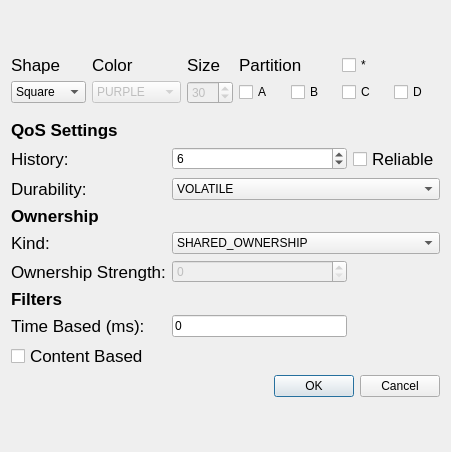
eProsima/Fast-DDS, file utils/ShapesDemo/forms/subscribedialog.ui: the form before one commit.
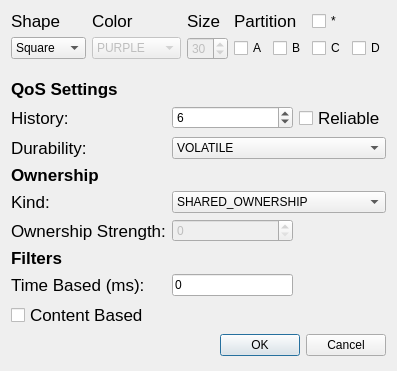
The form after the commit.

```diff
--- a/utils/ShapesDemo/forms/subscribedialog.ui
+++ b/utils/ShapesDemo/forms/subscribedialog.ui
@@ -6,8 +6,8 @@
    <rect>
     <x>0</x>
     <y>0</y>
-    <width>451</width>
-    <height>452</height>
+    <width>382</width>
+    <height>371</height>
    </rect>
   </property>
   <property name="sizePolicy">
@@ -21,263 +21,6 @@
   </property>
   <layout class="QVBoxLayout" name="verticalLayout">
    <item>
-    <layout class="QGridLayout" name="gridLayout" rowstretch="0,0,0,1,0">
-     <item row="3" column="0">
-      <layout class="QGridLayout" name="gridLayout_5">
-       <item row="3" column="1">
-        <widget class="QLabel" name="label_11">
-         <property name="font">
-          <font>
-           <pointsize>13</pointsize>
-          </font>
-         </property>
-         <property name="text">
-          <string>Kind:</string>
-         </property>
-         <property name="textFormat">
-          <enum>Qt::AutoText</enum>
-         </property>
-        </widget>
-       </item>
-       <item row="0" column="3">
-        <widget class="QCheckBox" name="checkBox_reliable">
-         <property name="font">
-          <font>
-           <pointsize>13</pointsize>
-          </font>
-         </property>
-         <property name="text">
-          <string>Reliable</string>
-         </property>
-         <property name="checked">
-          <bool>false</bool>
-         </property>
-        </widget>
-       </item>
-       <item row="0" column="2">
-        <widget class="QSpinBox" name="spin_HistoryQos">
-         <property name="minimum">
-          <number>1</number>
-         </property>
-         <property name="maximum">
-          <number>200</number>
-         </property>
-         <property name="value">
-          <number>6</number>
-         </property>
-        </widget>
-       </item>
-       <item row="1" column="2" colspan="2">
-        <widget class="QComboBox" name="comboBox_durability">
-         <property name="currentIndex">
-          <number>0</number>
-         </property>
-         <item>
-          <property name="text">
-           <string>VOLATILE</string>
-          </property>
-         </item>
-         <item>
-          <property name="text">
-           <string>TRANSIENT_LOCAL</string>
-          </property>
-         </item>
-        </widget>
-       </item>
-       <item row="4" column="2">
-        <widget class="QSpinBox" name="spin_ownershipStrength">
-         <property name="enabled">
-          <bool>false</bool>
-         </property>
-         <property name="minimum">
-          <number>0</number>
-         </property>
-         <property name="maximum">
-          <number>50</number>
-         </property>
-         <property name="value">
-          <number>0</number>
-         </property>
-        </widget>
-       </item>
-       <item row="5" column="1">
-        <widget class="QLabel" name="label_18">
-         <property name="sizePolicy">
-          <sizepolicy hsizetype="Preferred" vsizetype="Maximum">
-           <horstretch>0</horstretch>
-           <verstretch>0</verstretch>
-          </sizepolicy>
-         </property>
-         <property name="font">
-          <font>
-           <pointsize>13</pointsize>
-           <weight>75</weight>
-           <bold>true</bold>
-          </font>
-         </property>
-         <property name="text">
-          <string>Filters</string>
-         </property>
-         <property name="textFormat">
-          <enum>Qt::AutoText</enum>
-         </property>
-        </widget>
-       </item>
-       <item row="2" column="1">
-        <widget class="QLabel" name="label_17">
-         <property name="sizePolicy">
-          <sizepolicy hsizetype="Preferred" vsizetype="Maximum">
-           <horstretch>0</horstretch>
-           <verstretch>0</verstretch>
-          </sizepolicy>
-         </property>
-         <property name="font">
-          <font>
-           <pointsize>13</pointsize>
-           <weight>75</weight>
-           <bold>true</bold>
-          </font>
-         </property>
-         <property name="text">
-          <string>Ownership</string>
-         </property>
-         <property name="textFormat">
-          <enum>Qt::AutoText</enum>
-         </property>
-        </widget>
-       </item>
-       <item row="4" column="1">
-        <widget class="QLabel" name="label_12">
-         <property name="font">
-          <font>
-           <pointsize>13</pointsize>
-          </font>
-         </property>
-         <property name="text">
-          <string>Ownership Strength:</string>
-         </property>
-         <property name="textFormat">
-          <enum>Qt::AutoText</enum>
-         </property>
-        </widget>
-       </item>
-       <item row="1" column="1">
-        <widget class="QLabel" name="label_16">
-         <property name="font">
-          <font>
-           <pointsize>13</pointsize>
-          </font>
-         </property>
-         <property name="text">
-          <string>Durability:</string>
-         </property>
-         <property name="textFormat">
-          <enum>Qt::AutoText</enum>
-         </property>
-        </widget>
-       </item>
-       <item row="7" column="1">
-        <widget class="QCheckBox" name="checkBox_contentBasedFilter">
-         <property name="font">
-          <font>
-           <pointsize>13</pointsize>
-          </font>
-         </property>
-         <property name="text">
-          <string>Content Based</string>
-         </property>
-         <property name="checked">
-          <bool>false</bool>
-         </property>
-        </widget>
-       </item>
-       <item row="6" column="1">
-        <widget class="QLabel" name="label_19">
-         <property name="font">
-          <font>
-           <pointsize>13</pointsize>
-          </font>
-         </property>
-         <property name="text">
-          <string>Time Based (ms):</string>
-         </property>
-         <property name="textFormat">
-          <enum>Qt::AutoText</enum>
-         </property>
-        </widget>
-       </item>
-       <item row="0" column="1">
-        <widget class="QLabel" name="label_10">
-         <property name="font">
-          <font>
-           <pointsize>13</pointsize>
-          </font>
-         </property>
-         <property name="text">
-          <string>History:</string>
-         </property>
-         <property name="textFormat">
-          <enum>Qt::AutoText</enum>
-         </property>
-        </widget>
-       </item>
-       <item row="6" column="2">
-        <widget class="QLineEdit" name="lineEdit_TimeBasedFilter">
-         <property name="text">
-          <string>0</string>
-         </property>
-        </widget>
-       </item>
-       <item row="3" column="2" colspan="2">
-        <widget class="QComboBox" name="comboBox_ownership">
-         <item>
-          <property name="text">
-           <string>SHARED_OWNERSHIP</string>
-          </property>
-         </item>
-         <item>
-          <property name="text">
-           <string>EXCLUSIVE_OWNERSHIP</string>
-          </property>
-         </item>
-        </widget>
-       </item>
-      </layout>
-     </item>
-     <item row="4" column="0">
-      <widget class="QDialogButtonBox" name="buttonBox">
-       <property name="orientation">
-        <enum>Qt::Horizontal</enum>
-       </property>
-       <property name="standardButtons">
-        <set>QDialogButtonBox::Cancel|QDialogButtonBox::Ok</set>
-       </property>
-      </widget>
-     </item>
-     <item row="2" column="0">
-      <widget class="QLabel" name="label_9">
-       <property name="sizePolicy">
-        <sizepolicy hsizetype="Preferred" vsizetype="Maximum">
-         <horstretch>0</horstretch>
-         <verstretch>0</verstretch>
-        </sizepolicy>
-       </property>
-       <property name="font">
-        <font>
-         <pointsize>13</pointsize>
-         <weight>75</weight>
-         <bold>true</bold>
-        </font>
-       </property>
-       <property name="text">
-        <string>QoS Settings</string>
-       </property>
-       <property name="textFormat">
-        <enum>Qt::AutoText</enum>
-       </property>
-      </widget>
-     </item>
-     <item row="0" column="0">
       <layout class="QGridLayout" name="gridLayout_2">
        <property name="sizeConstraint">
         <enum>QLayout::SetMaximumSize</enum>
@@ -453,7 +196,7 @@
        </item>
       </layout>
      </item>
-     <item row="1" column="0">
+   <item>
       <spacer name="verticalSpacer">
        <property name="orientation">
         <enum>Qt::Vertical</enum>
@@ -464,13 +207,266 @@
        <property name="sizeHint" stdset="0">
         <size>
          <width>20</width>
-         <height>10</height>
+       <height>13</height>
         </size>
        </property>
       </spacer>
      </item>
+   <item>
+    <widget class="QLabel" name="label_9">
+     <property name="sizePolicy">
+      <sizepolicy hsizetype="Preferred" vsizetype="Maximum">
+       <horstretch>0</horstretch>
+       <verstretch>0</verstretch>
+      </sizepolicy>
+     </property>
+     <property name="font">
+      <font>
+       <pointsize>13</pointsize>
+       <weight>75</weight>
+       <bold>true</bold>
+      </font>
+     </property>
+     <property name="text">
+      <string>QoS Settings</string>
+     </property>
+     <property name="textFormat">
+      <enum>Qt::AutoText</enum>
+     </property>
+    </widget>
+   </item>
+   <item>
+    <layout class="QGridLayout" name="gridLayout_5">
+     <item row="3" column="1">
+      <widget class="QLabel" name="label_11">
+       <property name="font">
+        <font>
+         <pointsize>13</pointsize>
+        </font>
+       </property>
+       <property name="text">
+        <string>Kind:</string>
+       </property>
+       <property name="textFormat">
+        <enum>Qt::AutoText</enum>
+       </property>
+      </widget>
+     </item>
+     <item row="0" column="3">
+      <widget class="QCheckBox" name="checkBox_reliable">
+       <property name="font">
+        <font>
+         <pointsize>13</pointsize>
+        </font>
+       </property>
+       <property name="text">
+        <string>Reliable</string>
+       </property>
+       <property name="checked">
+        <bool>false</bool>
+       </property>
+      </widget>
+     </item>
+     <item row="0" column="2">
+      <widget class="QSpinBox" name="spin_HistoryQos">
+       <property name="minimum">
+        <number>1</number>
+       </property>
+       <property name="maximum">
+        <number>200</number>
+       </property>
+       <property name="value">
+        <number>6</number>
+       </property>
+      </widget>
+     </item>
+     <item row="1" column="2" colspan="2">
+      <widget class="QComboBox" name="comboBox_durability">
+       <property name="currentIndex">
+        <number>0</number>
+       </property>
+       <item>
+        <property name="text">
+         <string>VOLATILE</string>
+        </property>
+       </item>
+       <item>
+        <property name="text">
+         <string>TRANSIENT_LOCAL</string>
+        </property>
+       </item>
+      </widget>
+     </item>
+     <item row="4" column="2">
+      <widget class="QSpinBox" name="spin_ownershipStrength">
+       <property name="enabled">
+        <bool>false</bool>
+       </property>
+       <property name="minimum">
+        <number>0</number>
+       </property>
+       <property name="maximum">
+        <number>50</number>
+       </property>
+       <property name="value">
+        <number>0</number>
+       </property>
+      </widget>
+     </item>
+     <item row="5" column="1">
+      <widget class="QLabel" name="label_18">
+       <property name="sizePolicy">
+        <sizepolicy hsizetype="Preferred" vsizetype="Maximum">
+         <horstretch>0</horstretch>
+         <verstretch>0</verstretch>
+        </sizepolicy>
+       </property>
+       <property name="font">
+        <font>
+         <pointsize>13</pointsize>
+         <weight>75</weight>
+         <bold>true</bold>
+        </font>
+       </property>
+       <property name="text">
+        <string>Filters</string>
+       </property>
+       <property name="textFormat">
+        <enum>Qt::AutoText</enum>
+       </property>
+      </widget>
+     </item>
+     <item row="2" column="1">
+      <widget class="QLabel" name="label_17">
+       <property name="sizePolicy">
+        <sizepolicy hsizetype="Preferred" vsizetype="Maximum">
+         <horstretch>0</horstretch>
+         <verstretch>0</verstretch>
+        </sizepolicy>
+       </property>
+       <property name="font">
+        <font>
+         <pointsize>13</pointsize>
+         <weight>75</weight>
+         <bold>true</bold>
+        </font>
+       </property>
+       <property name="text">
+        <string>Ownership</string>
+       </property>
+       <property name="textFormat">
+        <enum>Qt::AutoText</enum>
+       </property>
+      </widget>
+     </item>
+     <item row="4" column="1">
+      <widget class="QLabel" name="label_12">
+       <property name="font">
+        <font>
+         <pointsize>13</pointsize>
+        </font>
+       </property>
+       <property name="text">
+        <string>Ownership Strength:</string>
+       </property>
+       <property name="textFormat">
+        <enum>Qt::AutoText</enum>
+       </property>
+      </widget>
+     </item>
+     <item row="1" column="1">
+      <widget class="QLabel" name="label_16">
+       <property name="font">
+        <font>
+         <pointsize>13</pointsize>
+        </font>
+       </property>
+       <property name="text">
+        <string>Durability:</string>
+       </property>
+       <property name="textFormat">
+        <enum>Qt::AutoText</enum>
+       </property>
+      </widget>
+     </item>
+     <item row="7" column="1">
+      <widget class="QCheckBox" name="checkBox_contentBasedFilter">
+       <property name="font">
+        <font>
+         <pointsize>13</pointsize>
+        </font>
+       </property>
+       <property name="text">
+        <string>Content Based</string>
+       </property>
+       <property name="checked">
+        <bool>false</bool>
+       </property>
+      </widget>
+     </item>
+     <item row="6" column="1">
+      <widget class="QLabel" name="label_19">
+       <property name="font">
+        <font>
+         <pointsize>13</pointsize>
+        </font>
+       </property>
+       <property name="text">
+        <string>Time Based (ms):</string>
+       </property>
+       <property name="textFormat">
+        <enum>Qt::AutoText</enum>
+       </property>
+      </widget>
+     </item>
+     <item row="0" column="1">
+      <widget class="QLabel" name="label_10">
+       <property name="font">
+        <font>
+         <pointsize>13</pointsize>
+        </font>
+       </property>
+       <property name="text">
+        <string>History:</string>
+       </property>
+       <property name="textFormat">
+        <enum>Qt::AutoText</enum>
+       </property>
+      </widget>
+     </item>
+     <item row="6" column="2">
+      <widget class="QLineEdit" name="lineEdit_TimeBasedFilter">
+       <property name="text">
+        <string>0</string>
+       </property>
+      </widget>
+     </item>
+     <item row="3" column="2" colspan="2">
+      <widget class="QComboBox" name="comboBox_ownership">
+       <item>
+        <property name="text">
+         <string>SHARED_OWNERSHIP</string>
+        </property>
+       </item>
+       <item>
+        <property name="text">
+         <string>EXCLUSIVE_OWNERSHIP</string>
+        </property>
+       </item>
+      </widget>
+     </item>
     </layout>
    </item>
+   <item>
+    <widget class="QDialogButtonBox" name="buttonBox">
+     <property name="orientation">
+      <enum>Qt::Horizontal</enum>
+     </property>
+     <property name="standardButtons">
+      <set>QDialogButtonBox::Cancel|QDialogButtonBox::Ok</set>
+     </property>
+    </widget>
+   </item>
   </layout>
  </widget>
  <resources/>
```
Lines whose indentation alone changed are shown as unchanged.
